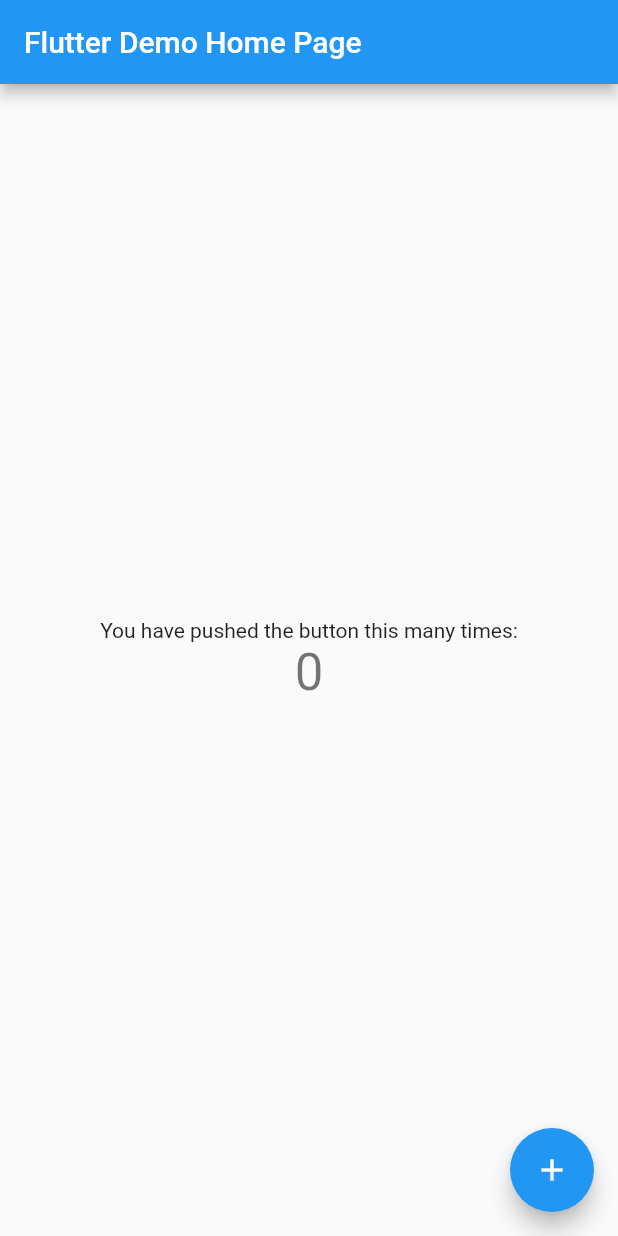
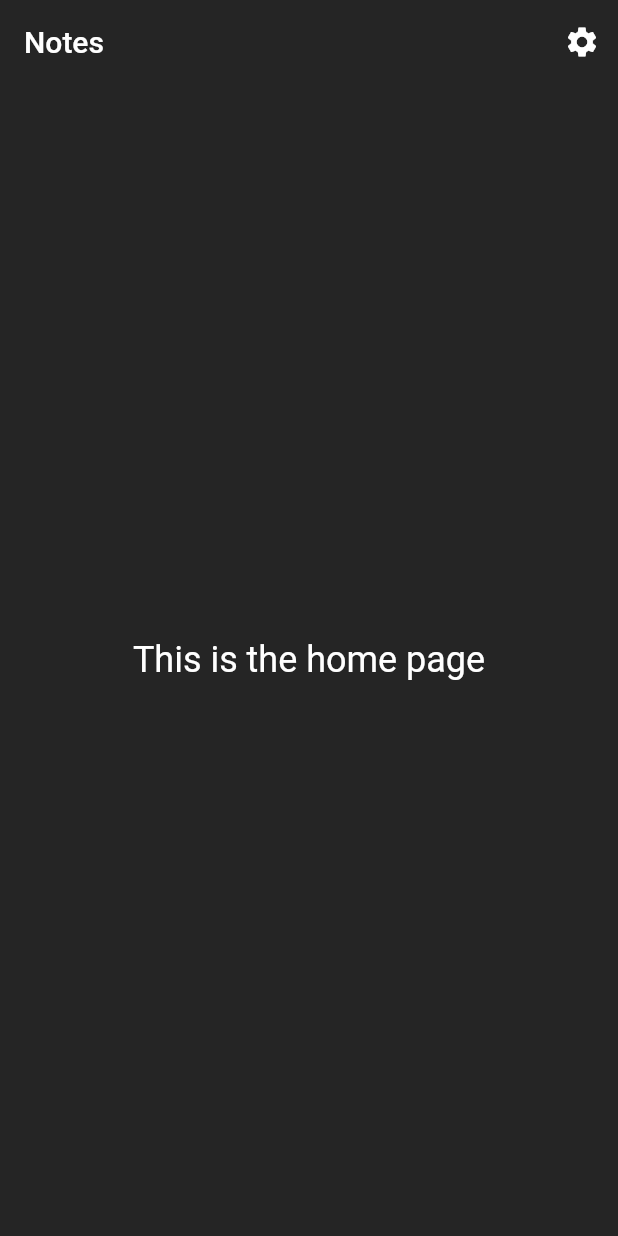
Before and after one commit to thisisomar/NotesMobileApp, a Flutter app: the screen it shows after launch, on a phone screen of 412 x 824 dp. Run offline on Flutter 3.47's test engine with Material 2 defaults, Android fonts, the phone set to English and light mode, and no system bars.

Commit message:
Remove default template Point to Notes page

```diff
--- a/lib/main.dart
+++ b/lib/main.dart
@@ -1,8 +1,7 @@
 import 'package:flutter/material.dart';
+import 'package:notesapp/pages/notes_page.dart';
 
-void main() {
-  runApp(MyApp());
-}
+void main() => runApp(MyApp());
 
 class MyApp extends StatelessWidget {
   // This widget is the root of your application.
@@ -10,57 +9,58 @@ class MyApp extends StatelessWidget {
   Widget build(BuildContext context) {
     return MaterialApp(
       title: 'Flutter Demo',
-      theme: ThemeData(
-        primarySwatch: Colors.blue,
+      theme: ThemeData.dark().copyWith(
+        primaryColor: Color(0xFF252525),
+        scaffoldBackgroundColor: Color(0xFF252525),
       ),
-      home: MyHomePage(title: 'Flutter Demo Home Page'),
+      home: NotesPage(),
     );
   }
 }
 
-class MyHomePage extends StatefulWidget {
-  MyHomePage({Key key, this.title}) : super(key: key);
+// class MyHomePage extends StatefulWidget {
+//   MyHomePage({Key key, this.title}) : super(key: key);
 
-  final String title;
+//   final String title;
 
-  @override
-  _MyHomePageState createState() => _MyHomePageState();
-}
+//   @override
+//   _MyHomePageState createState() => _MyHomePageState();
+// }
 
-class _MyHomePageState extends State<MyHomePage> {
-  int _counter = 0;
+// class _MyHomePageState extends State<MyHomePage> {
+//   int _counter = 0;
 
-  void _incrementCounter() {
-    setState(() {
-      _counter++;
-    });
-  }
+//   void _incrementCounter() {
+//     setState(() {
+//       _counter++;
+//     });
+//   }
 
-  @override
-  Widget build(BuildContext context) {
-    return Scaffold(
-      appBar: AppBar(
-        title: Text(widget.title),
-      ),
-      body: Center(
-        child: Column(
-          mainAxisAlignment: MainAxisAlignment.center,
-          children: <Widget>[
-            Text(
-              'You have pushed the button this many times:',
-            ),
-            Text(
-              '$_counter',
-              style: Theme.of(context).textTheme.headline4,
-            ),
-          ],
-        ),
-      ),
-      floatingActionButton: FloatingActionButton(
-        onPressed: _incrementCounter,
-        tooltip: 'Increment',
-        child: Icon(Icons.add),
-      ), // This trailing comma makes auto-formatting nicer for build methods.
-    );
-  }
-}
+//   @override
+//   Widget build(BuildContext context) {
+//     return Scaffold(
+//       appBar: AppBar(
+//         title: Text(widget.title),
+//       ),
+//       body: Center(
+//         child: Column(
+//           mainAxisAlignment: MainAxisAlignment.center,
+//           children: <Widget>[
+//             Text(
+//               'You have pushed the button this many times:',
+//             ),
+//             Text(
+//               '$_counter',
+//               style: Theme.of(context).textTheme.headline4,
+//             ),
+//           ],
+//         ),
+//       ),
+//       floatingActionButton: FloatingActionButton(
+//         onPressed: _incrementCounter,
+//         tooltip: 'Increment',
+//         child: Icon(Icons.add),
+//       ), // This trailing comma makes auto-formatting nicer for build methods.
+//     );
+//   }
+// }
--- /dev/null
+++ b/lib/pages/notes_page.dart
@@ -0,0 +1,28 @@
+import 'package:flutter/cupertino.dart';
+
+import 'package:flutter/material.dart';
+
+class NotesPage extends StatelessWidget {
+  @override
+  Widget build(BuildContext context) {
+    return Scaffold(
+      appBar: AppBar(
+        title: const Text('Notes'),
+        elevation: 0,
+        actions: <Widget> [
+          IconButton(
+            icon: const Icon(Icons.settings),
+            tooltip: 'Settings',
+            onPressed: () {},
+          )
+        ]
+      ),
+      body: const Center(
+        child: Text(
+          'This is the home page',
+          style: TextStyle(fontSize: 24),
+        ),
+      ),
+    );
+  }
+}
```
